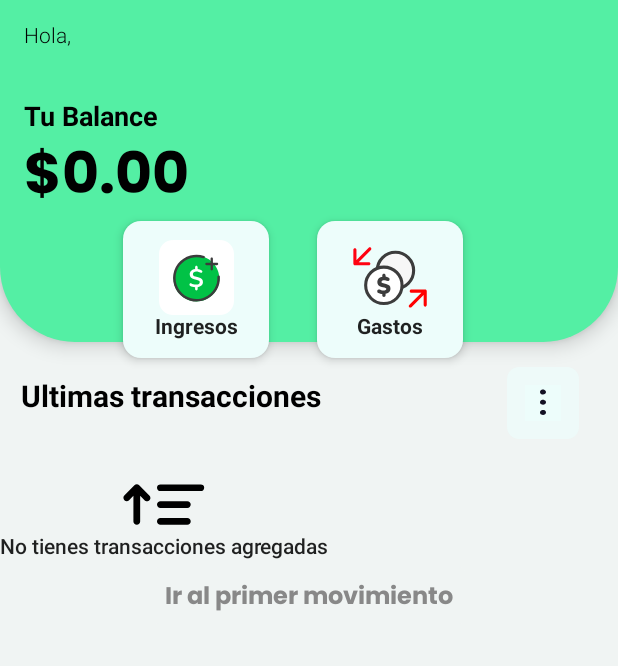
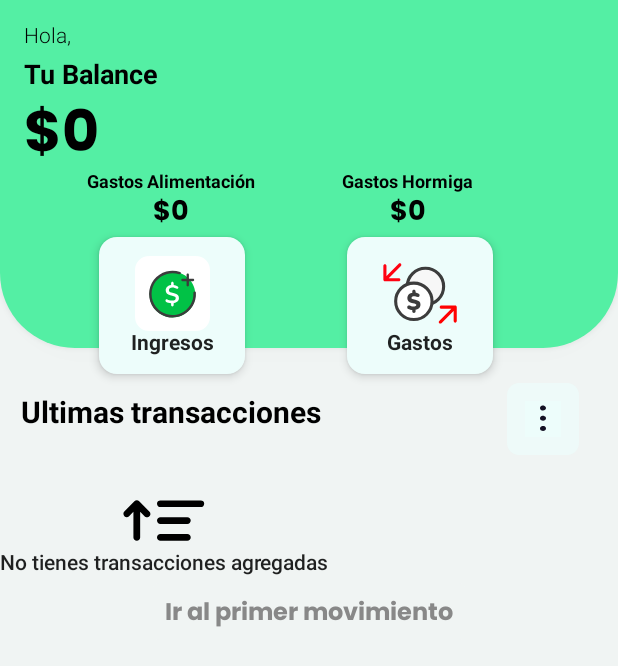
Before and after one commit to dalvarado2810/budgetplanner, an Android app built with Jetpack Compose: the budgetDashboard screen opened through its navigation route, on a phone screen of 412 x 824 dp. Shown: the top 666 px of the screen. Run offline under Robolectric (Android 15) with nearby library versions, the phone set to English and light mode, and no system bars; our stand-ins replace Dagger/Hilt's generated code.

Commit message:
New update of  code * Add ant expenses and food expenses balance details in dashboard * Better format to amounts * set period to 24/M to 23/MM

```diff
--- a/app/src/main/AndroidManifest.xml
+++ b/app/src/main/AndroidManifest.xml
@@ -7,7 +7,7 @@
         android:allowBackup="true"
         android:dataExtractionRules="@xml/data_extraction_rules"
         android:fullBackupContent="@xml/backup_rules"
-        android:icon="@mipmap/ic_launcher"
+        android:icon="@drawable/income_icon"
         android:label="@string/app_name"
         android:supportsRtl="true"
         android:theme="@style/Theme.Budgeplanner"
--- a/app/src/main/java/com/daniel/budgeplanner/MainViewModel.kt
+++ b/app/src/main/java/com/daniel/budgeplanner/MainViewModel.kt
@@ -8,9 +8,9 @@ import com.daniel.budgeplanner.domain.entity.Movement
 import com.daniel.budgeplanner.repositories.MovementRepository
 import com.daniel.budgeplanner.utils.EMPTY_STRING
 import com.daniel.budgeplanner.utils.USER_NAME
+import com.daniel.budgeplanner.utils.getDate
 import dagger.hilt.android.lifecycle.HiltViewModel
 import kotlinx.coroutines.launch
-import java.util.Calendar
 import javax.inject.Inject
 
 @HiltViewModel
@@ -24,8 +24,10 @@ class MainViewModel @Inject constructor(
             MainContract.Event
             >() {
 
-    val monthlyMovements = repository.getMovements(getMonth())
-    val actualBalance = repository.getActualBalance(getMonth())
+    val monthlyMovements = repository.getMovements(getDate().first, getDate().second)
+    val actualBalance = repository.getActualBalance(getDate().first, getDate().second)
+    val antExpensesBalance = repository.getAntExpenses(getDate().first, getDate().second)
+    val foodExpensesBalance = repository.getFoodExpenses(getDate().first, getDate().second)
 
     override fun createInitialState(): MainContract.State {
         return MainContract.State(
@@ -67,23 +69,14 @@ class MainViewModel @Inject constructor(
         }
     }
 
-
-
-    private fun getMonth(): Int {
-        val calendar = Calendar.getInstance()
-        return calendar.get(Calendar.MONTH) + 1
-    }
-
-    fun isUserCreated(): Boolean = sharedPreferences.getString(USER_NAME) != EMPTY_STRING
-
     fun getUserName(): String = sharedPreferences.getString(USER_NAME) ?: EMPTY_STRING
 
-    fun setUserNameState() {
+    private fun setUserNameState() {
         setState {
             copy(
                 screenState =
                 MainContract.ScreenState.Success(
-                    "Haga click para ver el nombre"
+                    getUserName()
                 )
             )
         }
--- a/app/src/main/java/com/daniel/budgeplanner/data/room/BudgetDao.kt
+++ b/app/src/main/java/com/daniel/budgeplanner/data/room/BudgetDao.kt
@@ -30,8 +30,8 @@ interface MovementsDao {
     @Insert(onConflict = OnConflictStrategy.IGNORE)
     suspend fun addMovement(movement: Movement)
 
-    @Query("SELECT * FROM $DB_MOVEMENTS WHERE month = :month")
-    fun getAllMonthlyMovements(month: Int): Flow<Movements>
+    @Query("SELECT * FROM $DB_MOVEMENTS WHERE date BETWEEN :startDate AND :endDate" )
+    fun getAllMonthlyMovements(startDate: String, endDate: String): Flow<Movements>
 
     @Delete
     suspend fun deleteMovement(movement: Movement)
--- a/app/src/main/java/com/daniel/budgeplanner/repositories/impl/MovementRepositoryImpl.kt
+++ b/app/src/main/java/com/daniel/budgeplanner/repositories/impl/MovementRepositoryImpl.kt
@@ -1,5 +1,6 @@
 package com.daniel.budgeplanner.repositories.impl
 
+import com.daniel.budgeplanner.data.Category
 import com.daniel.budgeplanner.data.room.MovementsDao
 import com.daniel.budgeplanner.domain.entity.Movement
 import com.daniel.budgeplanner.domain.entity.MovementType
@@ -11,11 +12,11 @@ class MovementRepositoryImpl(
     private val movementsDao: MovementsDao
 ) : MovementRepository {
 
-    override fun getMovements(month: Int) = movementsDao
-        .getAllMonthlyMovements(month)
+    override fun getMovements(startDate: String, endDate: String) = movementsDao
+        .getAllMonthlyMovements(startDate, endDate)
 
-    override fun getActualBalance(month: Int): Flow<Int> = flow {
-        val movements = movementsDao.getAllMonthlyMovements(month)
+    override fun getActualBalance(startDate: String, endDate: String): Flow<Int> = flow {
+        val movements = movementsDao.getAllMonthlyMovements(startDate, endDate)
 
         movements.collect { list ->
             var balance = 0
@@ -33,5 +34,39 @@ class MovementRepositoryImpl(
         }
     }
 
+    override fun getAntExpenses(startDate: String, endDate: String): Flow<Int> = flow {
+        val movements = movementsDao.getAllMonthlyMovements(startDate, endDate)
+
+        movements.collect { list ->
+            var balance = 0
+            list.forEach { item ->
+                when (item.movementCategory) {
+                    Category.ANT_EXPENSES -> {
+                        balance -= item.movementAmount
+                    }
+                    else -> { }
+                }
+            }
+            emit(balance)
+        }
+    }
+
+    override fun getFoodExpenses(startDate: String, endDate: String): Flow<Int> = flow {
+        val movements = movementsDao.getAllMonthlyMovements(startDate, endDate)
+
+        movements.collect { list ->
+            var balance = 0
+            list.forEach { item ->
+                when (item.movementCategory) {
+                    Category.FOOD_EXPENSES -> {
+                        balance -= item.movementAmount
+                    }
+                    else -> { }
+                }
+            }
+            emit(balance)
+        }
+    }
+
     override suspend fun addMovementToDb(movement: Movement) = movementsDao.addMovement(movement)
 }
--- a/app/src/main/java/com/daniel/budgeplanner/repositories/movementRepository.kt
+++ b/app/src/main/java/com/daniel/budgeplanner/repositories/movementRepository.kt
@@ -7,9 +7,13 @@ typealias Movements = List<Movement>
 
 interface MovementRepository {
 
-    fun getMovements(month: Int): Flow<Movements>
+    fun getMovements(startDate: String, endDate: String): Flow<Movements>
 
-    fun getActualBalance(month: Int): Flow<Int>
+    fun getActualBalance(startDate: String, endDate: String): Flow<Int>
+
+    fun getAntExpenses(startDate: String, endDate: String): Flow<Int>
+
+    fun getFoodExpenses(startDate: String, endDate: String): Flow<Int>
 
     suspend fun addMovementToDb(movement: Movement)
 
--- a/app/src/main/java/com/daniel/budgeplanner/ui/BudgetDashboard.kt
+++ b/app/src/main/java/com/daniel/budgeplanner/ui/BudgetDashboard.kt
@@ -62,6 +62,8 @@ fun BudgetDashboard(
 ) {
     val movementsList by viewModel.monthlyMovements.collectAsState(initial = emptyList())
     val actualBalance by viewModel.actualBalance.collectAsState(initial = 0)
+    val antExpensesBalance by viewModel.antExpensesBalance.collectAsState(initial = 0)
+    val foodExpensesBalance by viewModel.foodExpensesBalance.collectAsState(initial = 0)
     val userName = viewModel.getUserName()
     val myColorState = remember {
         mutableStateOf(Color.Black)
@@ -83,7 +85,7 @@ fun BudgetDashboard(
     ) {
         Card(modifier = Modifier
             .fillMaxWidth()
-            .height(228.dp),
+            .height(232.dp),
             shape = RoundedCornerShape(bottomStart = 50.dp, bottomEnd = 50.dp),
             backgroundColor = BudgetGreen,
             elevation = 8.dp
@@ -91,6 +93,7 @@ fun BudgetDashboard(
 
         Column{
 
+            Row {
                 Text(
                     modifier = Modifier
                         .padding(start = 16.dp, top = 16.dp),
@@ -103,17 +106,18 @@ fun BudgetDashboard(
 
                 Text(
                     modifier = Modifier
-                    .padding(start = 16.dp),
+                        .padding(start = 4.dp, top = 10.dp),
                     text = userName,
                     color = Color.Black,
                     style = TextStyle(
                         fontSize = 20.sp,
                         fontWeight = FontWeight.Bold)
                 )
+            }
 
             Text(
                 modifier = Modifier
-                    .padding(start = 16.dp, top = 12.dp),
+                    .padding(start = 16.dp, top = 6.dp),
                 text = stringResource(id = R.string.your_balance),
                 color = Color.Black,
                 style = TextStyle(
@@ -131,14 +135,70 @@ fun BudgetDashboard(
                     fontSize = 38.sp,
                     fontWeight = FontWeight.Bold,
                     fontFamily = fonts),
+            )
 
+            Row (
+                verticalAlignment = Alignment.CenterVertically,
+                modifier = Modifier.padding(
+                    start = 58.dp)
+            ){
+                Column(
+                    verticalArrangement = Arrangement.Center,
+                    horizontalAlignment = Alignment.CenterHorizontally
+                ){
+                    Text(
+                        text = stringResource(id = R.string.food_balance),
+                        color = Color.Black,
+                        style = TextStyle(
+                            fontSize = 12.sp,
+                            fontWeight = FontWeight.Bold)
                     )
+
+                    Text(
+                        modifier = Modifier,
+                        text = toFormattedAmount(foodExpensesBalance),
+                        color = setActualBalanceColor(foodExpensesBalance),
+                        style = TextStyle(
+                            fontSize = 18.sp,
+                            fontWeight = FontWeight.Bold,
+                            fontFamily = fonts),
+                    )
+                }
+
+                Spacer(
+                    modifier = Modifier
+                        .width(58.dp)
+                )
+
+                Column (
+                    verticalArrangement = Arrangement.Center,
+                    horizontalAlignment = Alignment.CenterHorizontally
+                ) {
+                    Text(
+                        text = stringResource(id = R.string.ant_balance),
+                        color = Color.Black,
+                        style = TextStyle(
+                            fontSize = 12.sp,
+                            fontWeight = FontWeight.Bold)
+                    )
+
+                    Text(
+                        modifier = Modifier,
+                        text = toFormattedAmount(antExpensesBalance),
+                        color = setActualBalanceColor(antExpensesBalance),
+                        style = TextStyle(
+                            fontSize = 18.sp,
+                            fontWeight = FontWeight.Bold,
+                            fontFamily = fonts),
+                    )
+                }
+            }
 
             Row(
                 verticalAlignment = Alignment.CenterVertically,
                 horizontalArrangement = Arrangement.Center,
                 modifier = Modifier.padding(
-                    start = 82.dp,
+                    start = 66.dp,
                     top = 5.dp)
             ) {
                 MovementButton(
@@ -151,7 +211,7 @@ fun BudgetDashboard(
 
                 Spacer(
                     modifier = Modifier
-                        .width(32.dp)
+                        .width(68.dp)
                 )
 
                 MovementButton(
@@ -171,7 +231,7 @@ fun BudgetDashboard(
                 LazyColumn(
                     modifier = Modifier
                         .fillMaxWidth()
-                        .height(400.dp),
+                        .height(380.dp),
                     state = listState
                 ) {
                     items(movementsList) { item ->
@@ -234,5 +294,6 @@ fun setActualBalanceColor(actualBalance: Int): Color {
 
 fun toFormattedAmount(amount: Int): String {
     val numberFormat = NumberFormat.getCurrencyInstance()
+    numberFormat.maximumFractionDigits = 0
     return numberFormat.format(amount)
 }
--- a/app/src/main/java/com/daniel/budgeplanner/ui/composables/MovementItem.kt
+++ b/app/src/main/java/com/daniel/budgeplanner/ui/composables/MovementItem.kt
@@ -28,6 +28,7 @@ import com.daniel.budgeplanner.data.MovementItem
 import com.daniel.budgeplanner.ui.theme.BudgetGreen
 import com.daniel.budgeplanner.ui.theme.CardColor
 import com.daniel.budgeplanner.ui.theme.ExpensesColor
+import com.daniel.budgeplanner.utils.toNumberFormat
 
 @Composable
 fun MovementItem(
@@ -122,7 +123,7 @@ fun AmountTextView(
         modifier = Modifier.fillMaxSize()
     ) {
         Text(
-            text = stringResource(id = R.string.item_amount, item.amount),
+            text = stringResource(id = R.string.item_amount, item.amount.toInt().toNumberFormat()),
             style = TextStyle(
                 fontSize = 22.sp,
                 fontWeight = FontWeight.Bold
--- a/app/src/main/res/values/strings.xml
+++ b/app/src/main/res/values/strings.xml
@@ -1,7 +1,7 @@
 <resources>
 
     <!-- Get Started-->
-    <string name="app_name">budgeplanner</string>
+    <string name="app_name">Monitor de Gastos</string>
     <string name="your_budget">Tu Presupuesto</string>
     <string name="regulate_expenses">Ajusta tus gastos mensuales</string>
     <string name="we_can_help">Te ayudamos a planificar tus gastos mensuales</string>
@@ -37,6 +37,8 @@
     <string name="outcomes">Gastos</string>
     <string name="hello">Hola, </string>
     <string name="your_balance">Tu Balance</string>
+    <string name="ant_balance">Gastos Hormiga</string>
+    <string name="food_balance">Gastos Alimentación</string>
     <string name="money_sign">$  </string>
     <string name="movement_saved">Movimiento guardado</string>
     <string name="go_to_first_movement">Ir al primer movimiento</string>
```
Also changed, not shown: app/src/main/java/com/daniel/budgeplanner/ui/routers/GetStartedRouter.kt (+14 -5 lines), app/src/main/java/com/daniel/budgeplanner/utils/Mappers.kt (+19 -0 lines), app/src/main/java/com/daniel/budgeplanner/data/MovementItem.kt (line endings or trailing spaces). Lines whose indentation alone changed are shown as unchanged.
